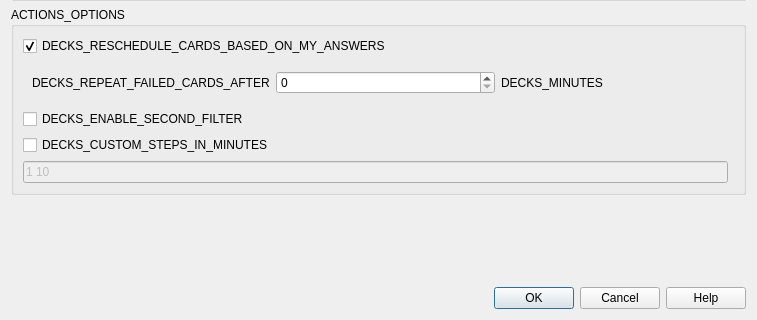
Above: qt/aqt/forms/dyndconf.ui from ankitects/anki before the change; both pictures show x 0 to 757 and y 269 to 589 of the 757 by 589 pixel window. Below: the same form after it.
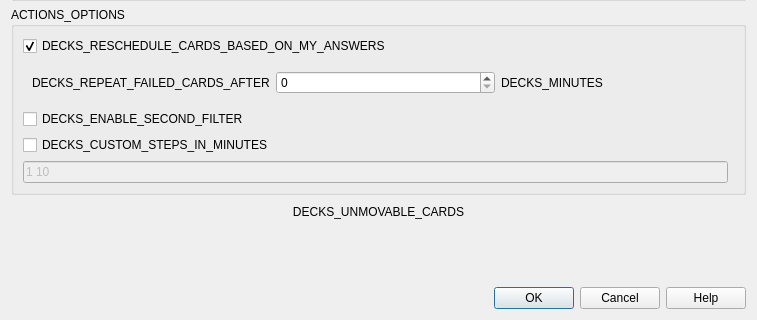
That is the form after the change.

Commit message: Add clickable hint to dyndeckconf

What changed in the file:
```diff
--- a/qt/aqt/forms/dyndconf.ui
+++ b/qt/aqt/forms/dyndconf.ui
@@ -250,6 +250,25 @@
      </layout>
     </widget>
    </item>
+   <item>
+    <widget class="QPushButton" name="hint_button">
+     <property name="focusPolicy">
+      <enum>Qt::NoFocus</enum>
+     </property>
+     <property name="toolTip">
+      <string>SEARCH_VIEW_IN_BROWSER</string>
+     </property>
+     <property name="text">
+      <string>DECKS_UNMOVABLE_CARDS</string>
+     </property>
+     <property name="autoDefault">
+      <bool>false</bool>
+     </property>
+     <property name="flat">
+      <bool>true</bool>
+     </property>
+    </widget>
+   </item>
    <item>
     <spacer name="verticalSpacer">
      <property name="orientation">
```
The commit also changes 2 other files.
